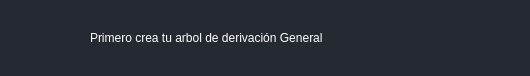
uptc20202/ArbolesDerivacion, file src/view/emergente.ui: the form before one commit.
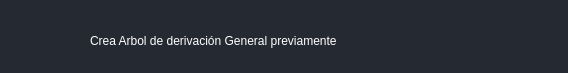
The form after the commit.

Patch:
```diff
--- a/src/view/emergente.ui
+++ b/src/view/emergente.ui
@@ -6,8 +6,8 @@
    <rect>
     <x>0</x>
     <y>0</y>
-    <width>530</width>
-    <height>76</height>
+    <width>568</width>
+    <height>73</height>
    </rect>
   </property>
   <property name="windowTitle">
@@ -23,12 +23,12 @@
     <rect>
      <x>90</x>
      <y>30</y>
-     <width>421</width>
-     <height>16</height>
+     <width>451</width>
+     <height>21</height>
     </rect>
    </property>
    <property name="text">
-    <string>Primero crea tu arbol de derivación General</string>
+    <string>Crea Arbol de derivación General previamente</string>
    </property>
   </widget>
   <widget class="QLabel" name="icono">
```
